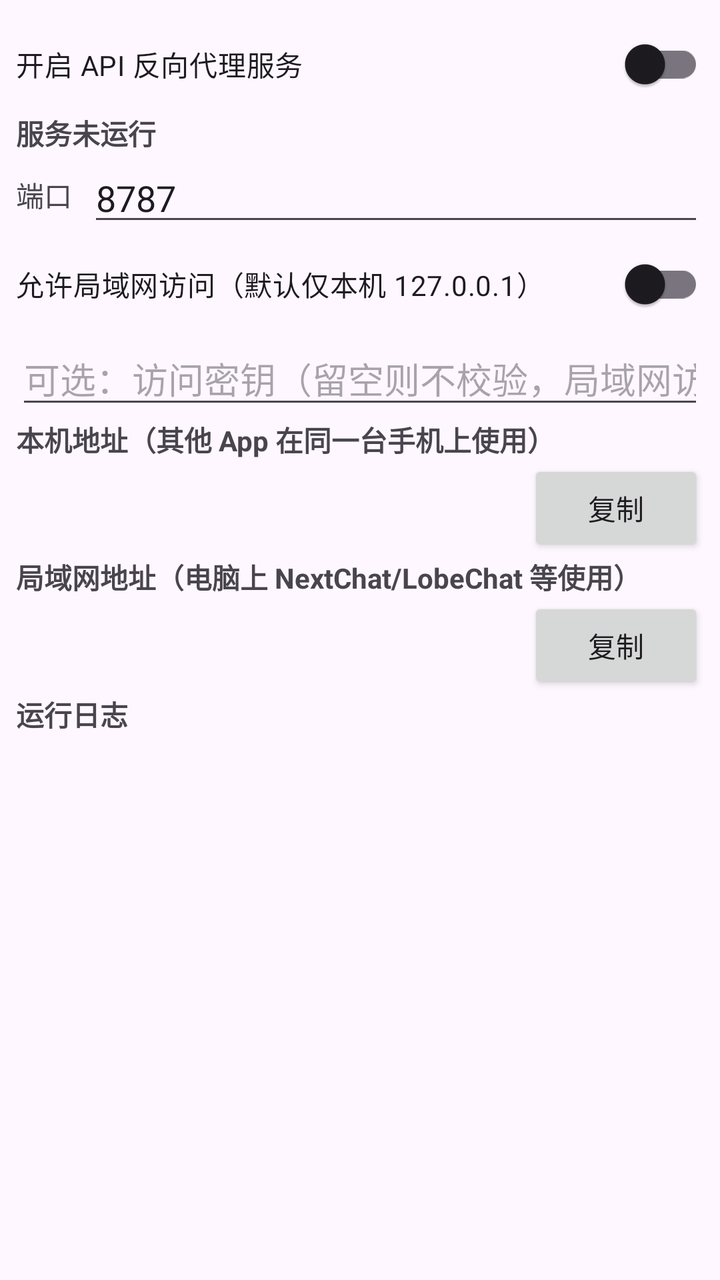
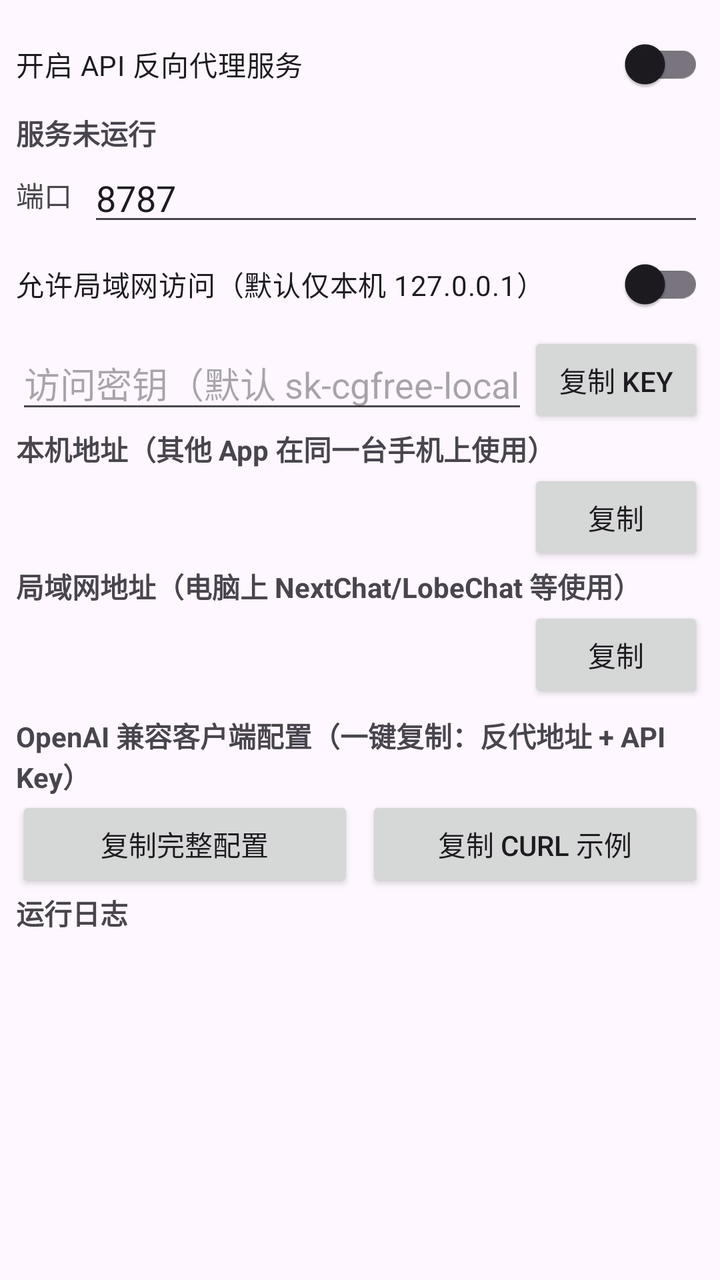

Two renders of the same Android screen: before a commit and after it. Below are the layout's source before the change and the commit's diff.
<!-- AndroidManifest.xml: application theme Theme.ChatGPTFree -->
<!-- res/layout/fragment_server.xml -->
<?xml version="1.0" encoding="utf-8"?>
<LinearLayout xmlns:android="http://schemas.android.com/apk/res/android"
    android:layout_width="match_parent"
    android:layout_height="match_parent"
    android:orientation="vertical"
    android:padding="8dp">

    <ScrollView
        android:layout_width="match_parent"
        android:layout_height="wrap_content"
        android:fillViewport="true">

        <LinearLayout
            android:layout_width="match_parent"
            android:layout_height="wrap_content"
            android:orientation="vertical">

            <com.google.android.material.switchmaterial.SwitchMaterial
                android:id="@+id/enableSwitch"
                android:layout_width="match_parent"
                android:layout_height="wrap_content"
                android:text="开启 API 反向代理服务" />

            <TextView
                android:id="@+id/statusText"
                android:layout_width="match_parent"
                android:layout_height="wrap_content"
                android:text="服务未运行"
                android:textStyle="bold" />

            <LinearLayout
                android:layout_width="match_parent"
                android:layout_height="wrap_content"
                android:orientation="horizontal"
                android:gravity="center_vertical">

                <TextView
                    android:layout_width="wrap_content"
                    android:layout_height="wrap_content"
                    android:text="端口" />

                <EditText
                    android:id="@+id/portInput"
                    android:layout_width="0dp"
                    android:layout_height="wrap_content"
                    android:layout_weight="1"
                    android:layout_marginStart="8dp"
                    android:inputType="number"
                    android:text="8787" />
            </LinearLayout>

            <com.google.android.material.switchmaterial.SwitchMaterial
                android:id="@+id/lanSwitch"
                android:layout_width="match_parent"
                android:layout_height="wrap_content"
                android:text="允许局域网访问（默认仅本机 127.0.0.1）" />

            <EditText
                android:id="@+id/apiKeyInput"
                android:layout_width="match_parent"
                android:layout_height="wrap_content"
                android:hint="可选：访问密钥（留空则不校验，局域网访问强烈建议设置）"
                android:inputType="text" />

            <LinearLayout
                android:layout_width="match_parent"
                android:layout_height="wrap_content"
                android:orientation="vertical">

                <TextView
                    android:layout_width="wrap_content"
                    android:layout_height="wrap_content"
                    android:text="本机地址（其他 App 在同一台手机上使用）"
                    android:textStyle="bold" />

                <LinearLayout
                    android:layout_width="match_parent"
                    android:layout_height="wrap_content"
                    android:orientation="horizontal">

                    <TextView
                        android:id="@+id/loopUrl"
                        android:layout_width="0dp"
                        android:layout_height="wrap_content"
                        android:layout_weight="1"
                        android:textIsSelectable="true"
                        android:textSize="12sp" />

                    <Button
                        android:id="@+id/copyLoopBtn"
                        android:layout_width="wrap_content"
                        android:layout_height="wrap_content"
                        android:text="复制" />
                </LinearLayout>

                <TextView
                    android:layout_width="wrap_content"
                    android:layout_height="wrap_content"
                    android:text="局域网地址（电脑上 NextChat/LobeChat 等使用）"
                    android:textStyle="bold" />

                <LinearLayout
                    android:layout_width="match_parent"
                    android:layout_height="wrap_content"
                    android:orientation="horizontal">

                    <TextView
                        android:id="@+id/lanUrl"
                        android:layout_width="0dp"
                        android:layout_height="wrap_content"
                        android:layout_weight="1"
                        android:textIsSelectable="true"
                        android:textSize="12sp" />

                    <Button
                        android:id="@+id/copyLanBtn"
                        android:layout_width="wrap_content"
                        android:layout_height="wrap_content"
                        android:text="复制" />
                </LinearLayout>
            </LinearLayout>
        </LinearLayout>
    </ScrollView>

    <TextView
        android:layout_width="wrap_content"
        android:layout_height="wrap_content"
        android:text="运行日志"
        android:textStyle="bold" />

    <ScrollView
        android:id="@+id/logScroll"
        android:layout_width="match_parent"
        android:layout_height="0dp"
        android:layout_weight="1">

        <TextView
            android:id="@+id/logView"
            android:layout_width="match_parent"
            android:layout_height="wrap_content"
            android:fontFamily="monospace"
            android:textSize="10sp" />
    </ScrollView>
</LinearLayout>
<!-- resources referenced by this layout -->
<resources>
  <style name="Theme.ChatGPTFree" parent="Theme.Material3.DayNight.NoActionBar">
          <item name="colorPrimary">@color/cg_primary</item>
          <item name="colorOnPrimary">#FFFFFF</item>
          <item name="android:statusBarColor">@color/cg_primary</item>
      </style>
  <color name="cg_primary">#10A37F</color>
</resources>

<!-- the commit's change to res/layout/fragment_server.xml (unified diff, before → after) -->
@@ -55,12 +55,26 @@
                 android:layout_height="wrap_content"
                 android:text="允许局域网访问（默认仅本机 127.0.0.1）" />
 
-            <EditText
-                android:id="@+id/apiKeyInput"
+            <LinearLayout
                 android:layout_width="match_parent"
                 android:layout_height="wrap_content"
-                android:hint="可选：访问密钥（留空则不校验，局域网访问强烈建议设置）"
-                android:inputType="text" />
+                android:gravity="center_vertical"
+                android:orientation="horizontal">
+
+                <EditText
+                    android:id="@+id/apiKeyInput"
+                    android:layout_width="0dp"
+                    android:layout_height="wrap_content"
+                    android:layout_weight="1"
+                    android:hint="访问密钥（默认 sk-cgfree-local，客户端需携带 x-api-key；清空=不校验）"
+                    android:inputType="text" />
+
+                <Button
+                    android:id="@+id/copyKeyBtn"
+                    android:layout_width="wrap_content"
+                    android:layout_height="wrap_content"
+                    android:text="复制 Key" />
+            </LinearLayout>
 
             <LinearLayout
                 android:layout_width="match_parent"
@@ -118,6 +132,34 @@
                         android:layout_height="wrap_content"
                         android:text="复制" />
                 </LinearLayout>
+
+                <TextView
+                    android:layout_width="wrap_content"
+                    android:layout_height="wrap_content"
+                    android:layout_marginTop="6dp"
+                    android:text="OpenAI 兼容客户端配置（一键复制：反代地址 + API Key）"
+                    android:textStyle="bold" />
+
+                <LinearLayout
+                    android:layout_width="match_parent"
+                    android:layout_height="wrap_content"
+                    android:orientation="horizontal">
+
+                    <Button
+                        android:id="@+id/copyFullBtn"
+                        android:layout_width="0dp"
+                        android:layout_height="wrap_content"
+                        android:layout_weight="1"
+                        android:text="复制完整配置" />
+
+                    <Button
+                        android:id="@+id/copyCurlBtn"
+                        android:layout_width="0dp"
+                        android:layout_height="wrap_content"
+                        android:layout_marginStart="6dp"
+                        android:layout_weight="1"
+                        android:text="复制 curl 示例" />
+                </LinearLayout>
             </LinearLayout>
         </LinearLayout>
     </ScrollView>
